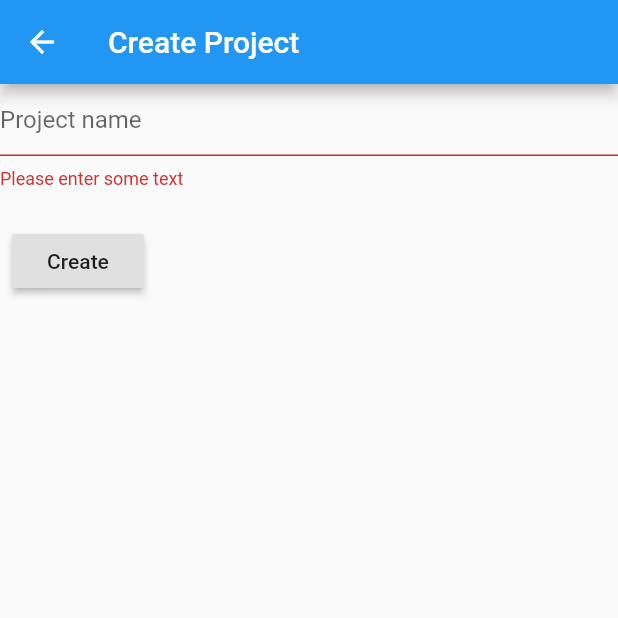
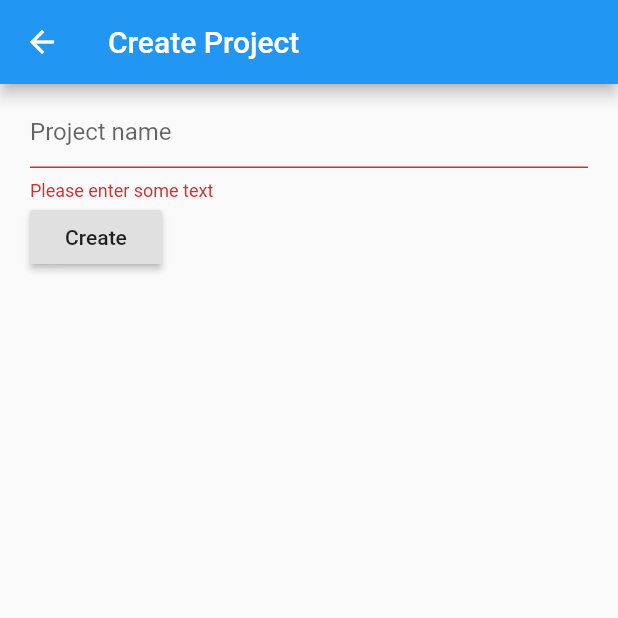
Before and after one commit to leovieira20/till-when-client-flutter, a Flutter app: the CreateProjectPage screen opened by its route, after a tap on "Create", on a phone screen of 412 x 824 dp, the top half of it. Run offline on Flutter 3.47's test engine with Material 2 defaults, Android fonts, the phone set to English and light mode, and no system bars; our stand-ins replace cloud_firestore, firebase_auth, firebase_core, get_it, google_sign_in; accounts and stored records are empty; statements that could not run were skipped.

Commit message:
refactor: extract create project page's components

```diff
--- /dev/null
+++ b/till_when/lib/pages/project/create/components/project_name_input.dart
@@ -0,0 +1,24 @@
+import 'package:flutter/material.dart';
+
+class ProjectNameInput extends StatelessWidget {
+  final TextEditingController controller;
+  final String hintText;
+  final FormFieldValidator<String> validator;
+
+  ProjectNameInput({
+    @required this.controller,
+    @required this.validator,
+    this.hintText,
+  });
+
+  @override
+  Widget build(BuildContext context) {
+    return TextFormField(
+      controller: controller,
+      decoration: InputDecoration(
+        hintText: hintText,
+      ),
+      validator: validator,
+    );
+  }
+}
--- /dev/null
+++ b/till_when/lib/pages/project/create/components/submit_button.dart
@@ -0,0 +1,34 @@
+import 'package:flutter/material.dart';
+
+class SubmitButton extends StatelessWidget {
+  final Function onPressed;
+  final Stream<bool> isBusyController;
+  final String label;
+
+  SubmitButton({
+    @required this.onPressed,
+    @required this.isBusyController,
+    @required this.label,
+  });
+
+  @override
+  Widget build(BuildContext context) {
+    return RaisedButton(
+      onPressed: onPressed,
+      child: StreamBuilder<bool>(
+        stream: isBusyController,
+        builder: (context, snapshot) {
+          if (snapshot.hasData && snapshot.data == true) {
+            return SizedBox(
+              width: 20,
+              height: 20,
+              child: CircularProgressIndicator(),
+            );
+          }
+
+          return Text(label);
+        },
+      ),
+    );
+  }
+}
--- a/till_when/lib/pages/project/create/create_project_page.dart
+++ b/till_when/lib/pages/project/create/create_project_page.dart
@@ -1,4 +1,6 @@
 import 'package:flutter/material.dart';
+import 'package:till_when/pages/project/create/components/project_name_input.dart';
+import 'package:till_when/pages/project/create/components/submit_button.dart';
 import 'package:till_when/pages/project/create/create_project_page_vm.dart';
 
 class CreateProjectPage extends StatefulWidget {
@@ -22,59 +24,42 @@ class _CreateProjectPageState extends State<CreateProjectPage> {
       appBar: AppBar(
         title: Text("Create Project"),
       ),
-      body: Form(
+      body: Padding(
+        padding: const EdgeInsets.symmetric(vertical: 8.0, horizontal: 20),
+        child: Form(
           key: _formKey,
           child: Column(
             crossAxisAlignment: CrossAxisAlignment.start,
             children: <Widget>[
-            TextFormField(
+              ProjectNameInput(
                 controller: _nameController,
-              decoration: const InputDecoration(
-                hintText: 'Project name',
-              ),
                 validator: (value) {
                   if (value.isEmpty) {
                     return 'Please enter some text';
                   }
                   return null;
                 },
+                hintText: "Project name",
               ),
-            Padding(
-              padding: const EdgeInsets.symmetric(vertical: 16.0),
-              child: Padding(
-                padding: const EdgeInsets.all(8.0),
-                child: RaisedButton(
-                  onPressed: () {
-                    if (_formKey.currentState.validate()) {
-                      var name = _nameController.text;
-
-                      _createProject(name);
-                    }
-                  },
-                  child: StreamBuilder<bool>(
-                    stream: widget.vm.isBusy,
-                    builder: (context, snapshot) {
-                      if (snapshot.hasData && snapshot.data == true) {
-                        return SizedBox(
-                          width: 20,
-                          height: 20,
-                          child: CircularProgressIndicator(),
-                        );
-                      }
-
-                      return Text('Create');
-                    },
-                  ),
-                ),
-              ),
+              SubmitButton(
+                onPressed: _createProject,
+                isBusyController: widget.vm.isBusy,
+                label: "Create",
               ),
             ],
+          ),
         ),
       ),
     );
   }
 
-  Future<void> _createProject(String name) async {
+  Future<void> _createProject() async {
+    if (!_formKey.currentState.validate()) {
+      return;
+    }
+
+    var name = _nameController.text;
+
     await widget.vm.createProject(name);
     Navigator.pop(context);
   }
```
Lines whose indentation alone changed are shown as unchanged.
